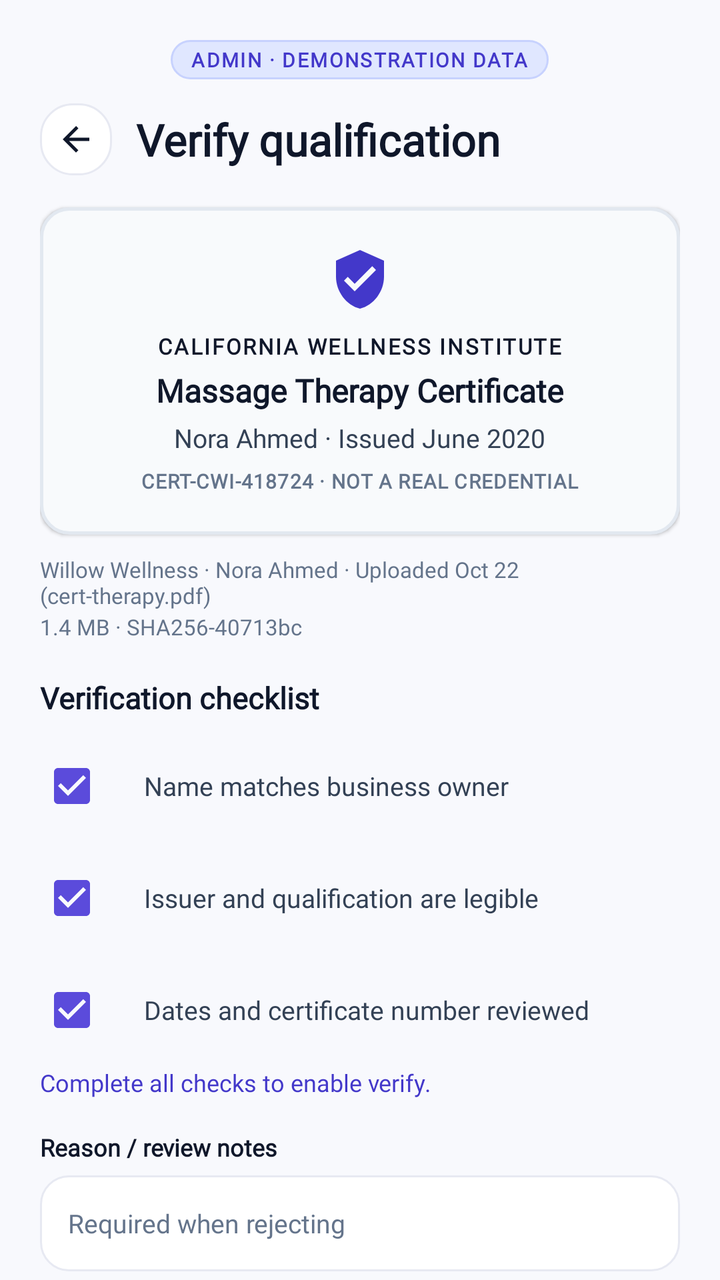
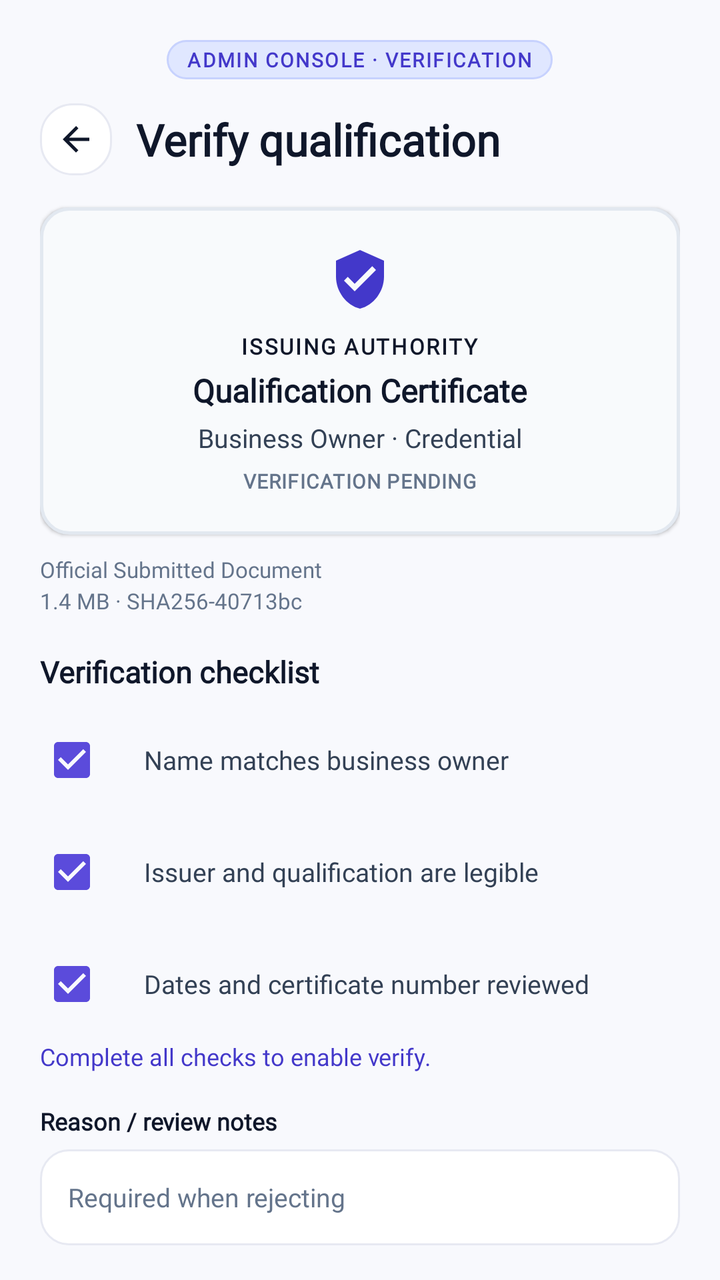

Two renders of the same Android screen: before a commit and after it. Below are the layout's source before the change and the commit's diff.
<!-- AndroidManifest.xml: application theme Theme.BizBridgeApp -->
<!-- res/layout/fragment_admin_verify_qualification.xml -->
<?xml version="1.0" encoding="utf-8"?>
<androidx.coordinatorlayout.widget.CoordinatorLayout xmlns:android="http://schemas.android.com/apk/res/android"
    xmlns:app="http://schemas.android.com/apk/res-auto"
    xmlns:tools="http://schemas.android.com/tools"
    android:layout_width="match_parent"
    android:layout_height="match_parent"
    android:background="@color/admin_bg">

    <androidx.core.widget.NestedScrollView
        android:layout_width="match_parent"
        android:layout_height="match_parent"
        android:fillViewport="true">

        <LinearLayout
            android:layout_width="match_parent"
            android:layout_height="wrap_content"
            android:orientation="vertical"
            android:paddingStart="20dp"
            android:paddingTop="20dp"
            android:paddingEnd="20dp"
            android:paddingBottom="32dp">

            
            <LinearLayout
                android:layout_width="wrap_content"
                android:layout_height="wrap_content"
                android:layout_gravity="center_horizontal"
                android:layout_marginBottom="12dp"
                android:background="@drawable/bg_admin_demo_pill">

                <TextView
                    android:layout_width="wrap_content"
                    android:layout_height="wrap_content"
                    android:fontFamily="@font/inter_variable"
                    android:letterSpacing="0.08"
                    android:text="ADMIN · DEMONSTRATION DATA"
                    android:textColor="@color/admin_badge_demo_text"
                    android:textSize="10sp"
                    android:textStyle="bold" />
            </LinearLayout>

            
            <LinearLayout
                android:layout_width="match_parent"
                android:layout_height="wrap_content"
                android:layout_marginBottom="16dp"
                android:gravity="center_vertical"
                android:orientation="horizontal">

                <ImageView
                    android:id="@+id/btn_back"
                    android:layout_width="36dp"
                    android:layout_height="36dp"
                    android:layout_marginEnd="12dp"
                    android:background="@drawable/bg_chip_default"
                    android:contentDescription="Back"
                    android:padding="8dp"
                    android:src="@drawable/ic_arrow_back"
                    app:tint="@color/admin_text_title" />

                <TextView
                    android:layout_width="wrap_content"
                    android:layout_height="wrap_content"
                    android:fontFamily="@font/inter_variable"
                    android:text="Verify qualification"
                    android:textColor="@color/admin_text_title"
                    android:textSize="22sp"
                    android:textStyle="bold" />
            </LinearLayout>

            
            <LinearLayout
                android:layout_width="match_parent"
                android:layout_height="wrap_content"
                android:layout_marginBottom="10dp"
                android:background="@drawable/bg_admin_cert_preview"
                android:elevation="1dp"
                android:gravity="center_horizontal"
                android:orientation="vertical"
                android:padding="20dp">

                <ImageView
                    android:layout_width="32dp"
                    android:layout_height="32dp"
                    android:layout_marginBottom="10dp"
                    android:src="@drawable/ic_admin_certificate_seal"
                    app:tint="@color/admin_primary" />

                <TextView
                    android:layout_width="wrap_content"
                    android:layout_height="wrap_content"
                    android:fontFamily="@font/inter_variable"
                    android:letterSpacing="0.08"
                    android:text="CALIFORNIA WELLNESS INSTITUTE"
                    android:textColor="@color/admin_text_title"
                    android:textSize="11sp"
                    android:textStyle="bold" />

                <TextView
                    android:layout_width="wrap_content"
                    android:layout_height="wrap_content"
                    android:layout_marginTop="4dp"
                    android:fontFamily="@font/inter_variable"
                    android:text="Massage Therapy Certificate"
                    android:textColor="@color/admin_text_title"
                    android:textSize="16sp"
                    android:textStyle="bold" />

                <TextView
                    android:layout_width="wrap_content"
                    android:layout_height="wrap_content"
                    android:layout_marginTop="4dp"
                    android:fontFamily="@font/inter_variable"
                    android:text="Nora Ahmed · Issued June 2020"
                    android:textColor="@color/admin_text_body"
                    android:textSize="13sp" />

                <TextView
                    android:layout_width="wrap_content"
                    android:layout_height="wrap_content"
                    android:layout_marginTop="6dp"
                    android:fontFamily="@font/inter_variable"
                    android:letterSpacing="0.04"
                    android:text="CERT-CWI-418724 · NOT A REAL CREDENTIAL"
                    android:textColor="@color/admin_text_muted"
                    android:textSize="10sp"
                    android:textStyle="bold" />
            </LinearLayout>

            
            <TextView
                android:layout_width="wrap_content"
                android:layout_height="wrap_content"
                android:fontFamily="@font/inter_variable"
                android:text="Willow Wellness · Nora Ahmed · Uploaded Oct 22 (cert-therapy.pdf)"
                android:textColor="@color/admin_text_muted"
                android:textSize="11sp" />

            <TextView
                android:layout_width="wrap_content"
                android:layout_height="wrap_content"
                android:layout_marginTop="1dp"
                android:layout_marginBottom="18dp"
                android:fontFamily="@font/inter_variable"
                android:text="1.4 MB · SHA256-40713bc"
                android:textColor="@color/admin_text_muted"
                android:textSize="11sp" />

            
            <TextView
                android:layout_width="wrap_content"
                android:layout_height="wrap_content"
                android:layout_marginBottom="10dp"
                android:fontFamily="@font/inter_variable"
                android:text="Verification checklist"
                android:textColor="@color/admin_text_title"
                android:textSize="15sp"
                android:textStyle="bold" />

            
            <LinearLayout
                android:layout_width="match_parent"
                android:layout_height="wrap_content"
                android:layout_marginBottom="8dp"
                android:gravity="center_vertical"
                android:orientation="horizontal">

                <CheckBox
                    android:id="@+id/cb_check_name"
                    android:layout_width="wrap_content"
                    android:layout_height="wrap_content"
                    android:buttonTint="@color/admin_primary"
                    android:checked="true" />

                <TextView
                    android:layout_width="wrap_content"
                    android:layout_height="wrap_content"
                    android:layout_marginStart="4dp"
                    android:fontFamily="@font/inter_variable"
                    android:text="Name matches business owner"
                    android:textColor="@color/admin_text_body"
                    android:textSize="13sp" />
            </LinearLayout>

            
            <LinearLayout
                android:layout_width="match_parent"
                android:layout_height="wrap_content"
                android:layout_marginBottom="8dp"
                android:gravity="center_vertical"
                android:orientation="horizontal">

                <CheckBox
                    android:id="@+id/cb_check_issuer"
                    android:layout_width="wrap_content"
                    android:layout_height="wrap_content"
                    android:buttonTint="@color/admin_primary"
                    android:checked="true" />

                <TextView
                    android:layout_width="wrap_content"
                    android:layout_height="wrap_content"
                    android:layout_marginStart="4dp"
                    android:fontFamily="@font/inter_variable"
                    android:text="Issuer and qualification are legible"
                    android:textColor="@color/admin_text_body"
                    android:textSize="13sp" />
            </LinearLayout>

            
            <LinearLayout
                android:layout_width="match_parent"
                android:layout_height="wrap_content"
                android:layout_marginBottom="4dp"
                android:gravity="center_vertical"
                android:orientation="horizontal">

                <CheckBox
                    android:id="@+id/cb_check_dates"
                    android:layout_width="wrap_content"
                    android:layout_height="wrap_content"
                    android:buttonTint="@color/admin_primary"
                    android:checked="true" />

                <TextView
                    android:layout_width="wrap_content"
                    android:layout_height="wrap_content"
                    android:layout_marginStart="4dp"
                    android:fontFamily="@font/inter_variable"
                    android:text="Dates and certificate number reviewed"
                    android:textColor="@color/admin_text_body"
                    android:textSize="13sp" />
            </LinearLayout>

            
            <TextView
                android:layout_width="wrap_content"
                android:layout_height="wrap_content"
                android:layout_marginBottom="16dp"
                android:fontFamily="@font/inter_variable"
                android:text="Complete all checks to enable verify."
                android:textColor="@color/admin_primary"
                android:textSize="12sp" />

            
            <TextView
                android:layout_width="wrap_content"
                android:layout_height="wrap_content"
                android:layout_marginBottom="6dp"
                android:fontFamily="@font/inter_variable"
                android:text="Reason / review notes"
                android:textColor="@color/admin_text_title"
                android:textSize="12sp"
                android:textStyle="bold" />

            <EditText
                android:id="@+id/et_verify_notes"
                android:layout_width="match_parent"
                android:layout_height="48dp"
                android:layout_marginBottom="18dp"
                android:background="@drawable/bg_input_field"
                android:fontFamily="@font/inter_variable"
                android:hint="Required when rejecting"
                android:inputType="text"
                android:paddingStart="14dp"
                android:paddingEnd="14dp"
                android:textColor="@color/admin_text_title"
                android:textColorHint="@color/admin_text_muted"
                android:textSize="13sp" />

            
            <TextView
                android:layout_width="wrap_content"
                android:layout_height="wrap_content"
                android:layout_marginBottom="10dp"
                android:fontFamily="@font/inter_variable"
                android:text="Review history"
                android:textColor="@color/admin_text_title"
                android:textSize="15sp"
                android:textStyle="bold" />

            <TextView
                android:layout_width="wrap_content"
                android:layout_height="wrap_content"
                android:fontFamily="@font/inter_variable"
                android:text="Oct 22, 3:15 PM · Submitted by Nora Ahmed"
                android:textColor="@color/admin_text_muted"
                android:textSize="12sp" />

            <TextView
                android:layout_width="wrap_content"
                android:layout_height="wrap_content"
                android:layout_marginTop="2dp"
                android:layout_marginBottom="24dp"
                android:fontFamily="@font/inter_variable"
                android:text="Oct 23, 9:00 AM · Review opened by Alex Morgan"
                android:textColor="@color/admin_text_muted"
                android:textSize="12sp" />

            
            <androidx.appcompat.widget.AppCompatButton
                android:id="@+id/btn_reject_document"
                android:layout_width="match_parent"
                android:layout_height="48dp"
                android:layout_marginBottom="10dp"
                android:background="@drawable/bg_admin_button_secondary"
                android:fontFamily="@font/inter_variable"
                android:text="Reject Document"
                android:textAllCaps="false"
                android:textColor="@color/admin_primary"
                android:textSize="14sp"
                android:textStyle="bold" />

            <androidx.appcompat.widget.AppCompatButton
                android:id="@+id/btn_verify_document"
                android:layout_width="match_parent"
                android:layout_height="48dp"
                android:background="@drawable/bg_admin_button_primary"
                android:fontFamily="@font/inter_variable"
                android:text="Verify Document"
                android:textAllCaps="false"
                android:textColor="@color/white"
                android:textSize="14sp"
                android:textStyle="bold" />

        </LinearLayout>
    </androidx.core.widget.NestedScrollView>

</androidx.coordinatorlayout.widget.CoordinatorLayout>
<!-- resources referenced by this layout -->
<resources>
  <color name="admin_badge_demo_text">#4338CA</color>
  <color name="admin_bg">#F8F9FD</color>
  <color name="admin_primary">#4338CA</color>
  <color name="admin_text_body">#334155</color>
  <color name="admin_text_muted">#64748B</color>
  <color name="admin_text_title">#0F172A</color>
  <color name="white">#FFFFFFFF</color>
  <!-- drawable bg_admin_button_primary (drawable) -->
  <?xml version="1.0" encoding="utf-8"?>
  <ripple xmlns:android="http://schemas.android.com/apk/res/android"
      android:color="#33FFFFFF">
      <item>
          <shape android:shape="rectangle">
              <solid android:color="@color/admin_primary" />
              <corners android:radius="12dp" />
          </shape>
      </item>
  </ripple>
  <!-- drawable bg_admin_button_secondary (drawable) -->
  <?xml version="1.0" encoding="utf-8"?>
  <ripple xmlns:android="http://schemas.android.com/apk/res/android"
      android:color="#1A000000">
      <item>
          <shape android:shape="rectangle">
              <solid android:color="@color/surface_white" />
              <stroke
                  android:width="1.5dp"
                  android:color="@color/admin_card_border" />
              <corners android:radius="12dp" />
          </shape>
      </item>
  </ripple>
  <!-- drawable bg_admin_cert_preview (drawable) -->
  <?xml version="1.0" encoding="utf-8"?>
  <shape xmlns:android="http://schemas.android.com/apk/res/android"
      android:shape="rectangle">
      <solid android:color="#F8FAFC" />
      <stroke
          android:width="1.5dp"
          android:color="#E2E8F0" />
      <corners android:radius="14dp" />
  </shape>
  <!-- drawable bg_admin_demo_pill (drawable) -->
  <?xml version="1.0" encoding="utf-8"?>
  <shape xmlns:android="http://schemas.android.com/apk/res/android"
      android:shape="rectangle">
      <solid android:color="@color/admin_badge_demo_bg" />
      <stroke
          android:width="1dp"
          android:color="@color/admin_primary_border" />
      <corners android:radius="20dp" />
      <padding
          android:left="10dp"
          android:top="3dp"
          android:right="10dp"
          android:bottom="3dp" />
  </shape>
  <!-- drawable bg_chip_default (drawable) -->
  <?xml version="1.0" encoding="utf-8"?>
  <shape xmlns:android="http://schemas.android.com/apk/res/android"
      android:shape="rectangle">
      <solid android:color="@color/surface_white" />
      <stroke
          android:width="@dimen/stroke_subtle"
          android:color="@color/border_subtle" />
      <corners android:radius="@dimen/radius_chip" />
  </shape>
  <!-- drawable ic_admin_certificate_seal (drawable) -->
  <vector xmlns:android="http://schemas.android.com/apk/res/android"
      android:width="24dp"
      android:height="24dp"
      android:viewportWidth="24"
      android:viewportHeight="24">
    <path
        android:fillColor="@android:color/black"
        android:pathData="M12,1L3,5v6c0,5.55 3.84,10.74 9,12 5.16,-1.26 9,-6.45 9,-12V5l-9,-4z M10,16.5l-4,-4 1.41,-1.41L10,13.67l6.59,-6.59L18,8.5l-8,8z"/>
  </vector>
  <!-- drawable ic_arrow_back (drawable) -->
  <vector xmlns:android="http://schemas.android.com/apk/res/android"
      android:width="24dp"
      android:height="24dp"
      android:viewportWidth="24"
      android:viewportHeight="24">
      <path
          android:fillColor="#20233A"
          android:pathData="M20,11H7.83l5.59,-5.59L12,4l-8,8 8,8 1.41,-1.41L7.83,13H20v-2z" />
  </vector>
  <style name="Theme.BizBridgeApp" parent="Base.Theme.BizBridgeApp" />
  <color name="surface_white">#FFFFFF</color>
  <color name="admin_card_border">#E2E8F0</color>
  <color name="admin_badge_demo_bg">#E0E7FF</color>
  <color name="admin_primary_border">#C7D2FE</color>
  <dimen name="stroke_subtle">1dp</dimen>
  <color name="border_subtle">#E7E9F2</color>
  <dimen name="radius_chip">16dp</dimen>
  <dimen name="stroke_focused">1.5dp</dimen>
  <color name="border_focused">#5B4BDB</color>
  <dimen name="radius_input">14dp</dimen>
  <color name="primary">#5B4BDB</color>
  <color name="secondary">#20B8A6</color>
  <color name="background">#F7F8FC</color>
  <!-- unchanged entries left out for length: 2 -->
</resources>

<!-- the commit's change to res/layout/fragment_admin_verify_qualification.xml (unified diff, before → after) -->
@@ -33,7 +33,7 @@
                     android:layout_height="wrap_content"
                     android:fontFamily="@font/inter_variable"
                     android:letterSpacing="0.08"
-                    android:text="ADMIN · DEMONSTRATION DATA"
+                    android:text="ADMIN CONSOLE · VERIFICATION"
                     android:textColor="@color/admin_badge_demo_text"
                     android:textSize="10sp"
                     android:textStyle="bold" />
@@ -87,41 +87,45 @@
                     app:tint="@color/admin_primary" />
 
                 <TextView
+                    android:id="@+id/tv_verify_cert_issuer"
                     android:layout_width="wrap_content"
                     android:layout_height="wrap_content"
                     android:fontFamily="@font/inter_variable"
                     android:letterSpacing="0.08"
-                    android:text="CALIFORNIA WELLNESS INSTITUTE"
+                    android:text="ISSUING AUTHORITY"
                     android:textColor="@color/admin_text_title"
                     android:textSize="11sp"
                     android:textStyle="bold" />
 
                 <TextView
+                    android:id="@+id/tv_verify_cert_title"
                     android:layout_width="wrap_content"
                     android:layout_height="wrap_content"
                     android:layout_marginTop="4dp"
                     android:fontFamily="@font/inter_variable"
-                    android:text="Massage Therapy Certificate"
+                    android:text="Qualification Certificate"
                     android:textColor="@color/admin_text_title"
                     android:textSize="16sp"
                     android:textStyle="bold" />
 
                 <TextView
+                    android:id="@+id/tv_verify_cert_owner_info"
                     android:layout_width="wrap_content"
                     android:layout_height="wrap_content"
                     android:layout_marginTop="4dp"
                     android:fontFamily="@font/inter_variable"
-                    android:text="Nora Ahmed · Issued June 2020"
+                    android:text="Business Owner · Credential"
                     android:textColor="@color/admin_text_body"
                     android:textSize="13sp" />
 
                 <TextView
+                    android:id="@+id/tv_verify_cert_credential_id"
                     android:layout_width="wrap_content"
                     android:layout_height="wrap_content"
                     android:layout_marginTop="6dp"
                     android:fontFamily="@font/inter_variable"
                     android:letterSpacing="0.04"
-                    android:text="CERT-CWI-418724 · NOT A REAL CREDENTIAL"
+                    android:text="VERIFICATION PENDING"
                     android:textColor="@color/admin_text_muted"
                     android:textSize="10sp"
                     android:textStyle="bold" />
@@ -129,10 +133,11 @@
 
             
             <TextView
-                android:layout_width="wrap_content"
-                android:layout_height="wrap_content"
-                android:fontFamily="@font/inter_variable"
-                android:text="Willow Wellness · Nora Ahmed · Uploaded Oct 22 (cert-therapy.pdf)"
+                android:id="@+id/tv_verify_cert_metadata"
+                android:layout_width="wrap_content"
+                android:layout_height="wrap_content"
+                android:fontFamily="@font/inter_variable"
+                android:text="Official Submitted Document"
                 android:textColor="@color/admin_text_muted"
                 android:textSize="11sp" />
 
